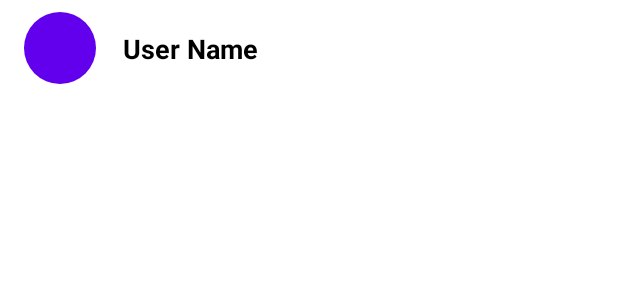
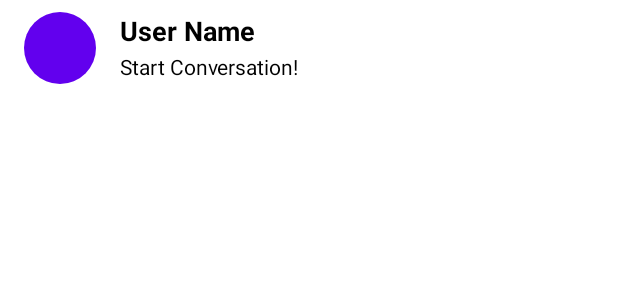
Before and after one commit to binsdreams/ChatMe, an Android app: the layout item_user.xml on its own in the app's theme, with its tools: preview values and no code run, on a phone screen of 412 x 824 dp. Shown: the top 300 px of the screen. Run offline under Robolectric (Android 15) with nearby library versions, the phone set to English and light mode, and no system bars.

```diff
--- a/app/src/main/java/com/chatapp/demo/domain/User.kt
+++ b/app/src/main/java/com/chatapp/demo/domain/User.kt
@@ -6,7 +6,8 @@ data class User(
     val name: String = "",
     val email: String = "",
     val phone: String = "",
-    val online: Boolean = false
+    val online: Boolean = false,
+    var message: Message?=null
 )
 
 // Data Model for Messages
--- a/app/src/main/java/com/chatapp/demo/presentation/home/UserAdapter.kt
+++ b/app/src/main/java/com/chatapp/demo/presentation/home/UserAdapter.kt
@@ -3,6 +3,7 @@ package com.chatapp.demo.presentation.home
 import android.view.LayoutInflater
 import android.view.ViewGroup
 import androidx.recyclerview.widget.RecyclerView
+import com.chatapp.demo.R
 import com.chatapp.demo.databinding.ItemUserBinding
 import com.chatapp.demo.domain.User
 import com.chatapp.demo.util.getColorForName
@@ -26,6 +27,7 @@ class UserAdapter(private val users: List<User>, private val onUserClick: (User)
             val initials = user.name.take(2).uppercase()
             binding.tvIcon.text = initials
             binding.tvIcon.background.setTint(getColorForName(user.name))
+            binding.userMessage.text = user.message?.message?:binding.root.resources.getString(R.string.startconvorsation)
             binding.root.setOnClickListener { onUserClick(user) }
         }
     }
--- a/app/src/main/res/layout/item_user.xml
+++ b/app/src/main/res/layout/item_user.xml
@@ -28,9 +28,19 @@
         android:layout_width="0dp"
         android:layout_height="wrap_content"
         android:text="User Name"
-        android:layout_marginStart="@dimen/text_size_large"
-        app:layout_constraintBottom_toBottomOf="@+id/tvIcon"
+        android:layout_marginStart="@dimen/margin_large"
         app:layout_constraintStart_toEndOf="@+id/tvIcon"
         app:layout_constraintTop_toTopOf="@+id/tvIcon" />
 
+    <androidx.appcompat.widget.AppCompatTextView
+        android:id="@+id/userMessage"
+        style="@style/TextLabel"
+        android:layout_width="0dp"
+        android:layout_height="wrap_content"
+        android:layout_marginStart="@dimen/margin_large"
+        android:text="@string/startconvorsation"
+        app:layout_constraintBottom_toBottomOf="@+id/tvIcon"
+        app:layout_constraintStart_toEndOf="@+id/tvIcon"
+        app:layout_constraintTop_toBottomOf="@+id/tvUserName" />
+
 </androidx.constraintlayout.widget.ConstraintLayout>
--- a/app/src/main/res/values/strings.xml
+++ b/app/src/main/res/values/strings.xml
@@ -22,4 +22,5 @@
 
     <string name="success_signup">Success! Your account has been created!</string>
     <string name="menu_user_profile">User Profile</string>
+    <string name="startconvorsation">Start Conversation!</string>
 </resources>
```
Also changed, not shown: app/src/main/java/com/chatapp/demo/data/UserRepositoryImpl.kt (+49 -1 lines).
